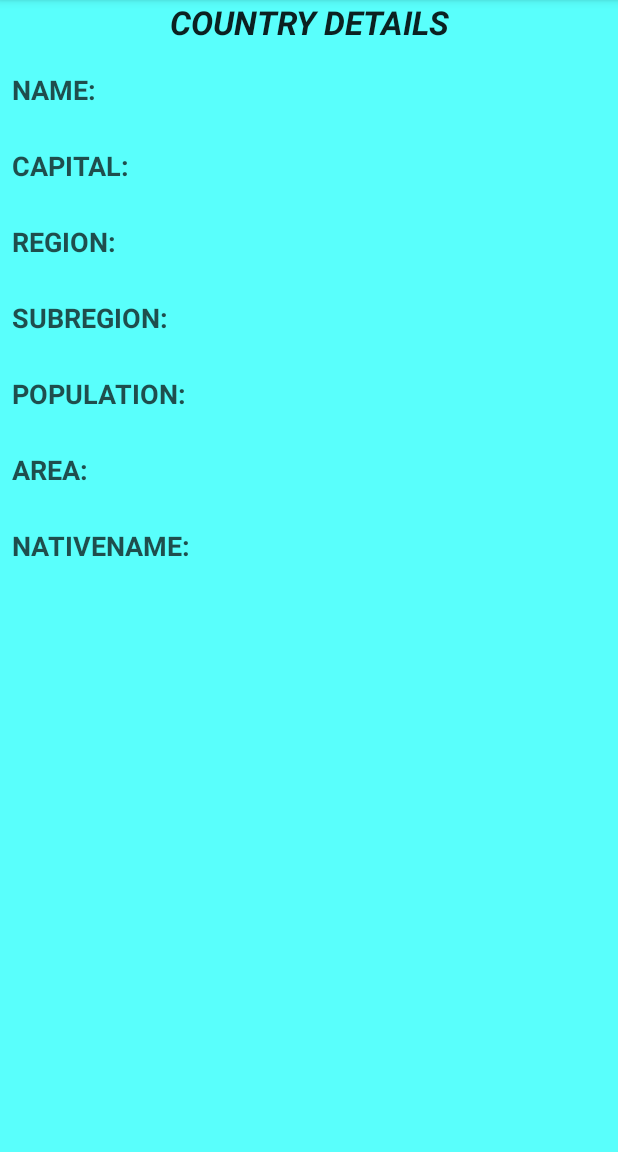
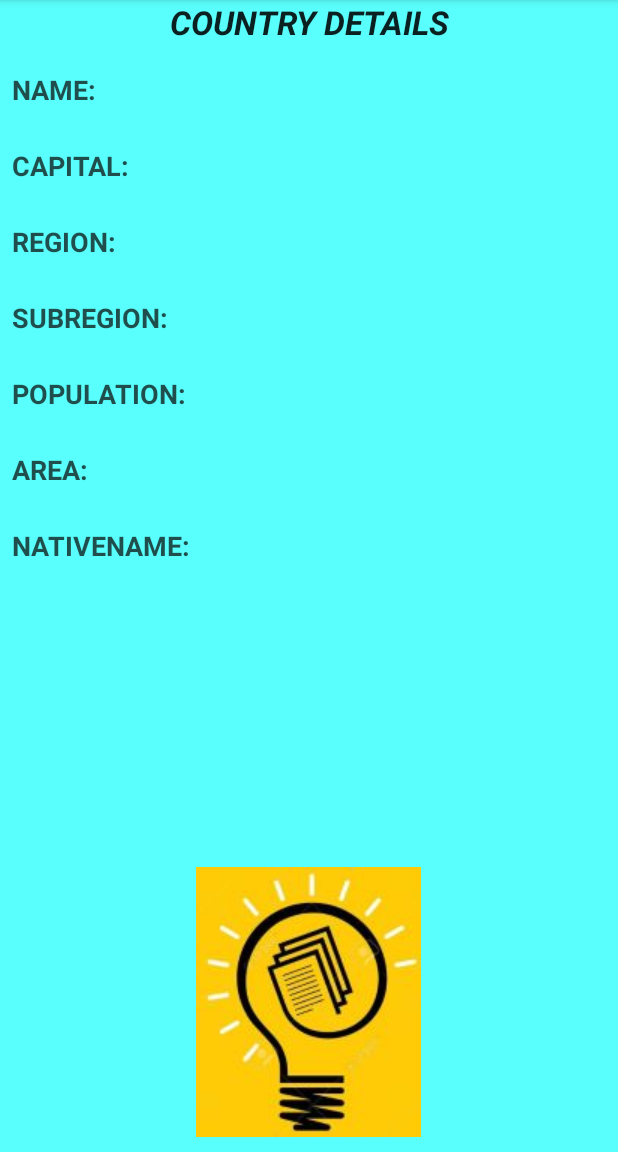
Before and after one commit to Rishabh-Joshi06/InternshipTask, an Android app: the activity_details screen opened directly, with no data from a screen before it, on a phone screen of 412 x 824 dp, the part 84-1236 px from its top. Run offline under Robolectric (Android 15) with nearby library versions, the phone set to English and light mode, and no system bars; 2 statements that could not run were skipped.

Commit message:
Img Added.

```diff
--- a/app/src/main/res/layout/activity_details.xml
+++ b/app/src/main/res/layout/activity_details.xml
@@ -200,4 +200,18 @@
 
 
     </LinearLayout>
+
+ <RelativeLayout
+     android:layout_width="match_parent"
+     android:layout_height="match_parent"
+     android:padding="10dp"
+     >
+     <ImageView
+         android:layout_width="wrap_content"
+         android:layout_height="wrap_content"
+         android:src="@drawable/bb"
+         android:layout_alignParentBottom="true"
+         android:layout_centerInParent="true"
+         ></ImageView>
+ </RelativeLayout>
 </LinearLayout>
```
Also changed, not shown: app/src/main/res/drawable/bb.jpg (added).
